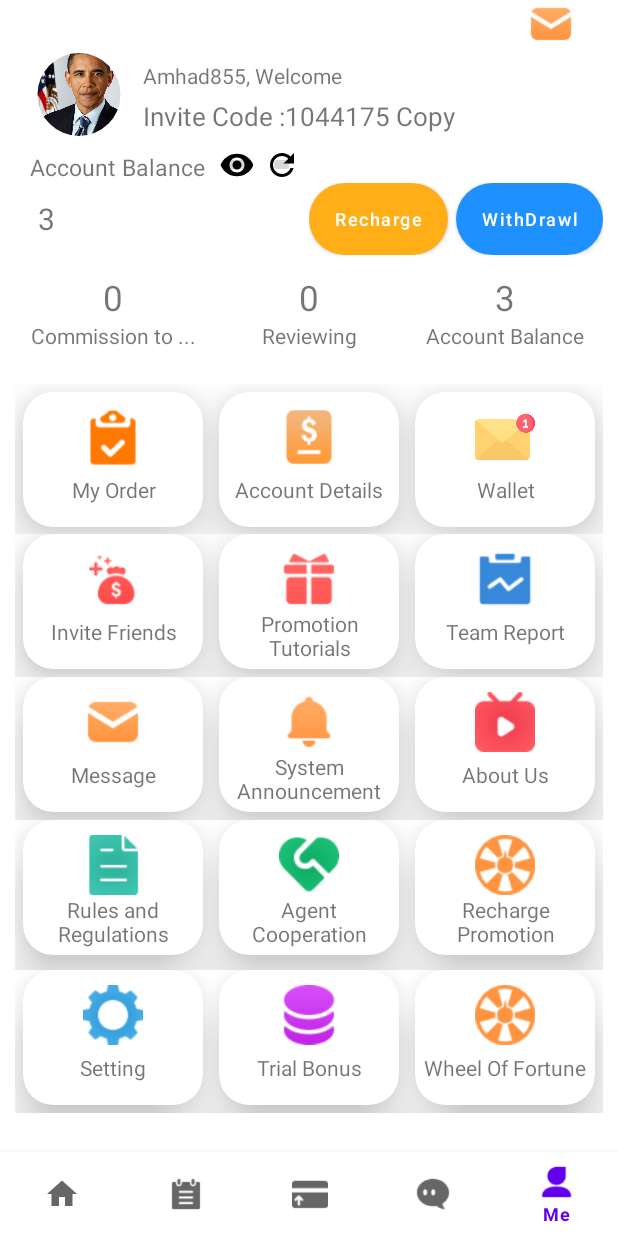
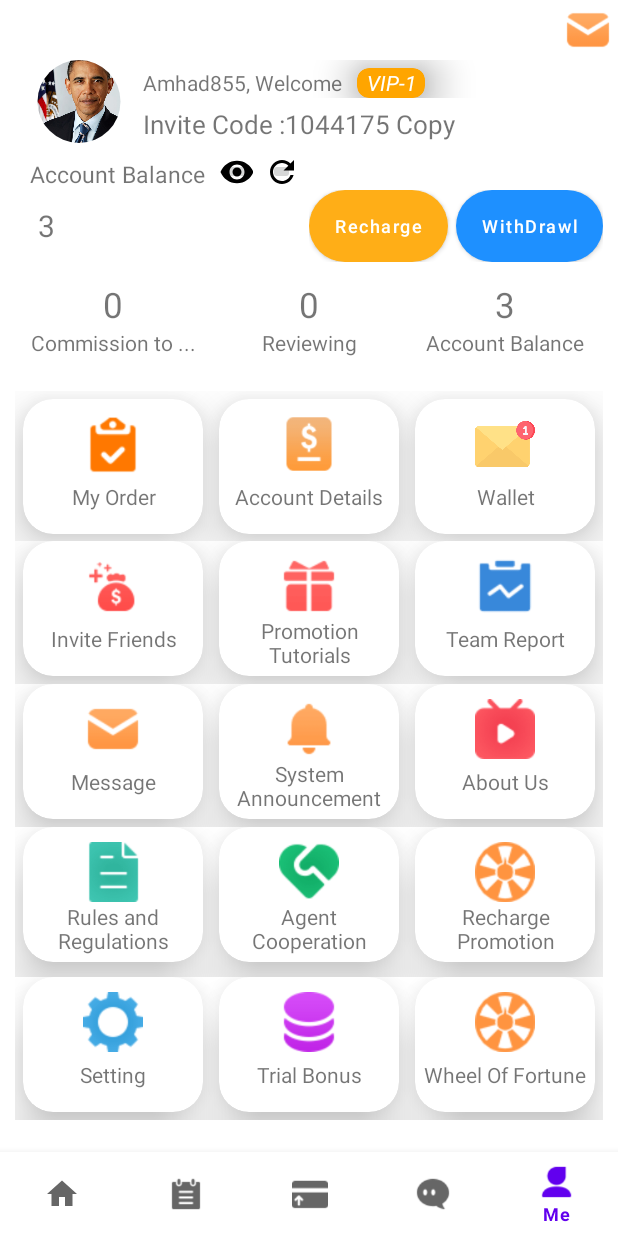
Before and after one commit to ashupandey1620/Wolt-pt, an Android app: the screen it shows after launch (MainActivity), item 5 of the bottom bar chosen, on a phone screen of 412 x 824 dp. Run offline under Robolectric (Android 15) with nearby library versions, the light colour scheme and no system bars; our stand-ins replace CircleImageView; libraries missing offline, so code that uses them is left out: com.denzcoskun.imageslider; 6 statements that could not run were skipped.

Commit message:
01-02-2023      16:31

```diff
--- a/app/src/main/res/layout/fragment_me.xml
+++ b/app/src/main/res/layout/fragment_me.xml
@@ -7,8 +7,20 @@
     tools:context=".MeFragment">
 
 
+   <ImageView
+       android:id="@+id/messages_status"
+       android:layout_width="60dp"
+       android:layout_height="40dp"
+       android:layout_alignParentEnd="true"
+       android:src="@drawable/messageme"
+       android:paddingLeft="20sp"
+       android:paddingTop="3dp"
+       android:paddingBottom="3dp"
+
+       />
 
    <LinearLayout
+       android:layout_below="@+id/messages_status"
        android:layout_width="match_parent"
        android:layout_height="match_parent"
        android:id="@+id/LinearLayoutForMe"
@@ -31,25 +43,7 @@
 
 
 
-         <LinearLayout
-          android:layout_width="match_parent"
-          android:layout_height="35dp"
-          android:id="@+id/LLForMessageImageMe"
-          android:orientation="vertical"
-          >
 
-            <ImageView
-                android:id="@+id/messages_status"
-                android:layout_width="44dp"
-                android:layout_height="match_parent"
-                android:layout_marginStart="335dp"
-                android:paddingBottom="3dp"
-                android:src="@drawable/messageme"
-
-                />
-
-
-         </LinearLayout>
 
 
       <LinearLayout
@@ -92,11 +86,34 @@
                    android:text=", Welcome"
 
                />
-               <ImageView
-                   android:layout_width="wrap_content"
-                   android:layout_height="5dp"
 
-                   />
+               <androidx.cardview.widget.CardView
+                   android:layout_width="45dp"
+                   android:layout_height="20dp"
+                   android:layout_alignParentTop="true"
+                   android:layout_alignParentLeft="true"
+                   app:cardCornerRadius="8dp"
+                   android:layout_marginTop="5dp"
+                   android:layout_marginStart="10dp"
+                   app:cardBackgroundColor="@color/orange"
+                   app:cardElevation="20dp">
+
+
+                  <TextView
+                      android:layout_width="match_parent"
+                      android:layout_height="match_parent"
+                      android:textColor="@color/white"
+                      android:text="VIP-1"
+                      android:textStyle="italic"
+                      android:textAlignment="center"
+                      />
+
+
+
+
+               </androidx.cardview.widget.CardView>
+
+
             </LinearLayout>
 
 
--- a/app/src/main/res/layout/fragment_recharge.xml
+++ b/app/src/main/res/layout/fragment_recharge.xml
@@ -90,10 +90,9 @@
                     <androidx.cardview.widget.CardView
                         android:layout_width="45dp"
                         android:layout_height="20dp"
-                        android:layout_marginEnd="5dp"
                         android:layout_alignParentTop="true"
                         android:layout_alignParentLeft="true"
-                        app:cardCornerRadius="20dp"
+                        app:cardCornerRadius="8dp"
                         android:layout_marginTop="50dp"
                         android:layout_marginStart="10dp"
                         app:cardBackgroundColor="@color/orange"
@@ -174,10 +173,9 @@
                     <androidx.cardview.widget.CardView
                         android:layout_width="45dp"
                         android:layout_height="20dp"
-                        android:layout_marginEnd="5dp"
                         android:layout_alignParentTop="true"
                         android:layout_alignParentLeft="true"
-                        app:cardCornerRadius="20dp"
+                        app:cardCornerRadius="8dp"
                         android:layout_marginTop="50dp"
                         android:layout_marginStart="10dp"
                         app:cardBackgroundColor="@color/orange"
```
